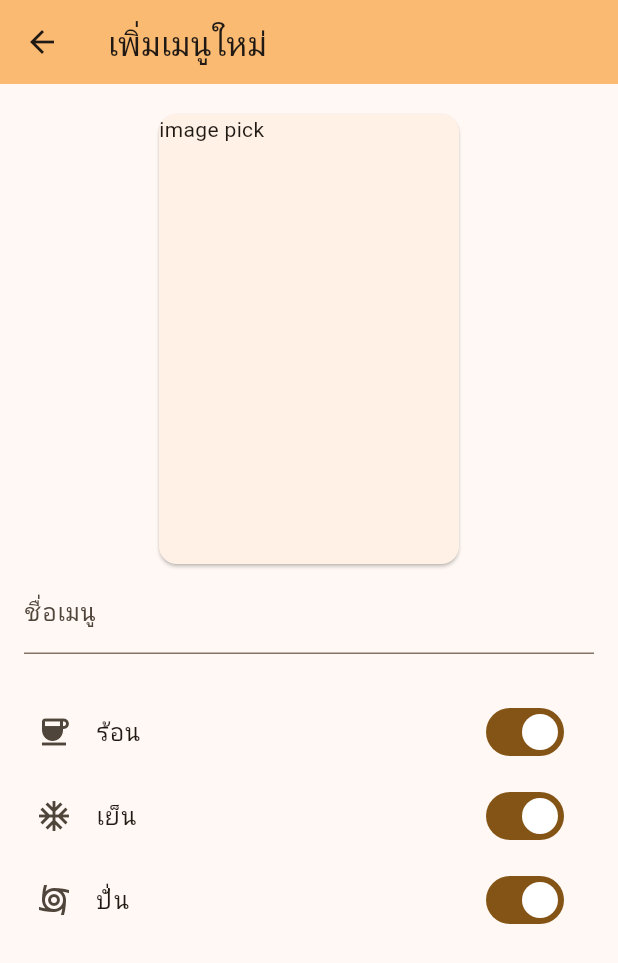
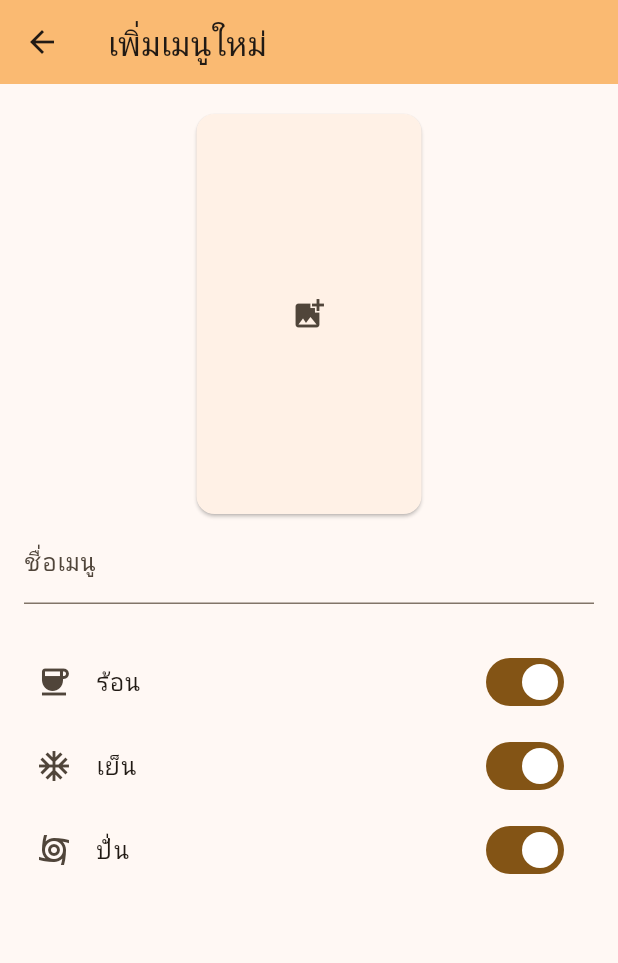
Before and after one commit to chaww/recipes_book, a Flutter app: the _EditMenuPage screen opened directly, on a phone screen of 412 x 824 dp. Shown: the top 963 px of the screen. Run offline on Flutter 3.47's test engine with Material 3 defaults, Android fonts, the phone set to English and light mode, and no system bars; our stand-ins replace bloc, equatable, flutter_bloc, rxdart, shared_preferences; accounts and stored records are empty; generated files the repository leaves out were written again.

Commit message:
update edit_menu

```diff
--- /dev/null
+++ b/lib/views/edit_menu/widgets/image_section.dart
@@ -0,0 +1,25 @@
+import 'package:flutter/material.dart';
+
+class ImageSection extends StatelessWidget {
+  const ImageSection({super.key});
+
+  @override
+  Widget build(BuildContext context) {
+    return Column(
+      children: [
+        Card(
+          child: SizedBox(
+            height: 200 * 4 / 3,
+            width: 200 * 3 / 4,
+            child: Center(
+              child: IconButton(
+                onPressed: () {},
+                icon: Icon(Icons.add_photo_alternate),
+              ),
+            ),
+          ),
+        ),
+      ],
+    );
+  }
+}
--- a/lib/views/edit_menu/widgets/menu_section.dart
+++ b/lib/views/edit_menu/widgets/menu_section.dart
@@ -1,4 +1,5 @@
 import 'package:flutter/material.dart';
+import 'package:recipes_book/views/edit_menu/widgets/widgets.dart';
 
 class MenuSection extends StatelessWidget {
   const MenuSection({super.key});
@@ -9,13 +10,7 @@ class MenuSection extends StatelessWidget {
       padding: EdgeInsets.all(16),
       child: Column(
         children: [
-          Card(
-            child: SizedBox(
-              height: 300,
-              width: 200,
-              child: Text('image pick'),
-            ),
-          ),
+          ImageSection(),
           TextField(
             decoration: InputDecoration(
               // border: OutlineInputBorder(),
--- a/lib/views/edit_menu/widgets/widgets.dart
+++ b/lib/views/edit_menu/widgets/widgets.dart
@@ -1,2 +1,3 @@
+export 'image_section.dart';
 export 'menu_section.dart';
 export 'options_section.dart';
```
